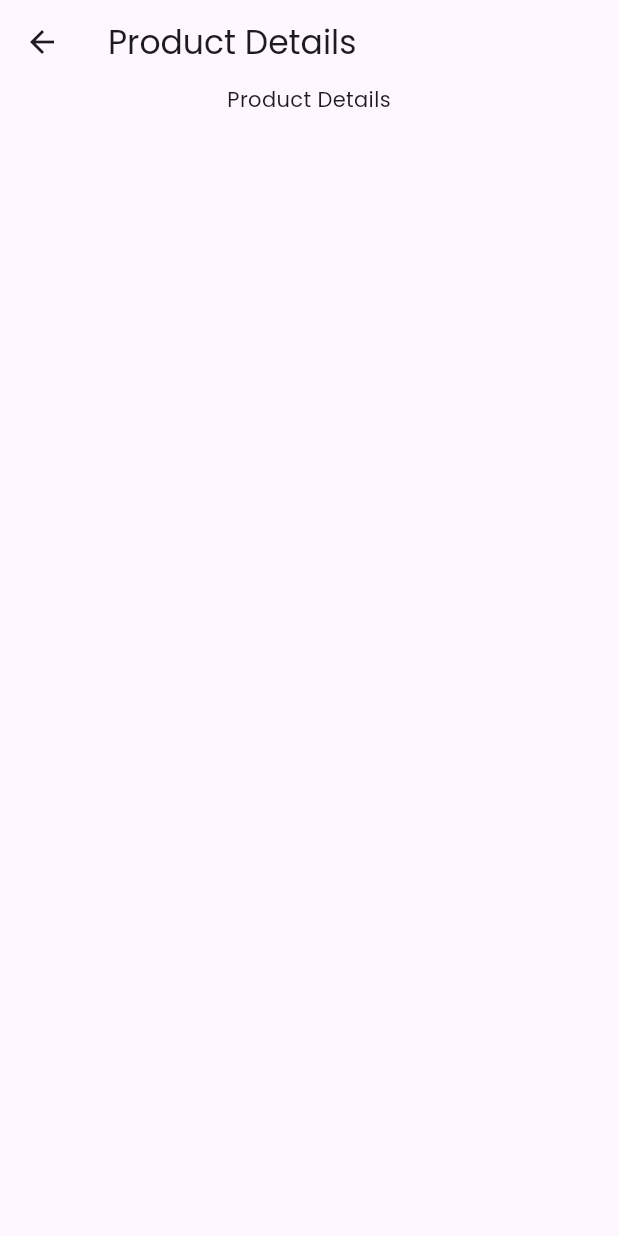
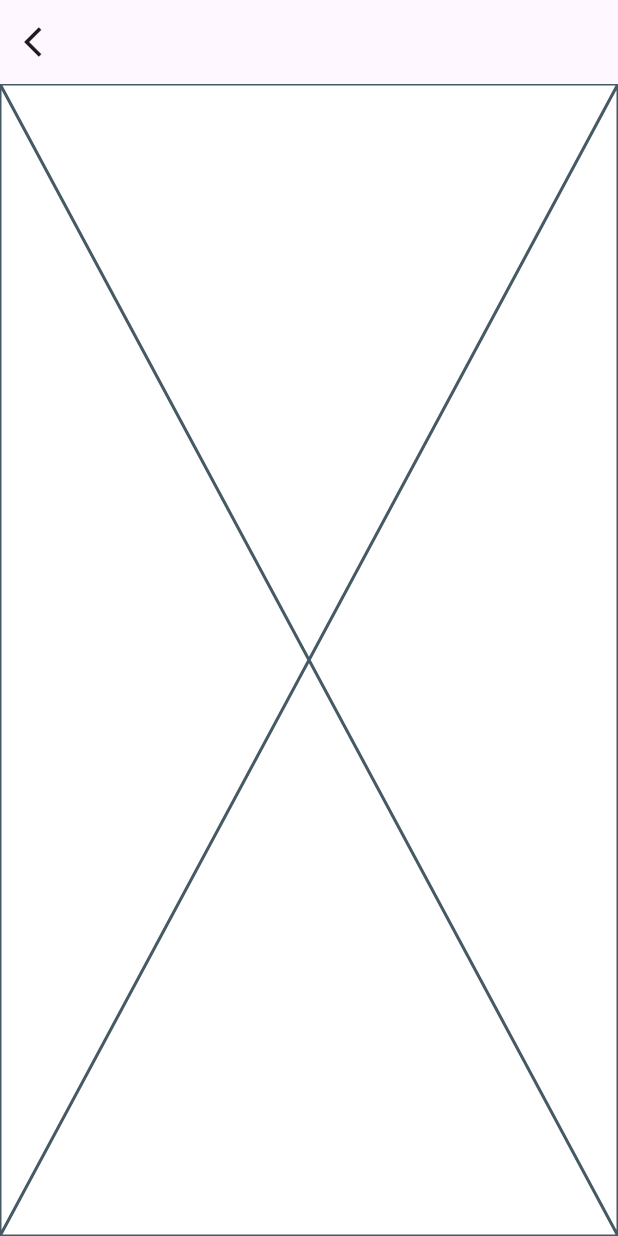
Before and after one commit to graduationproject273/graduatinproject, a Flutter app: the ProductDetailesView screen opened by its route, on a phone screen of 412 x 824 dp. Run offline on Flutter 3.47's test engine with Material 3 defaults, Android fonts, the light colour scheme and no system bars; our stand-ins replace device_preview, dots_indicator, flutter_screenutil, flutter_slider_drawer, video_player.

Commit message:
add widget products view body

```diff
--- a/lib/featrues/products/presentation/view/product_details_view.dart
+++ b/lib/featrues/products/presentation/view/product_details_view.dart
@@ -1,4 +1,5 @@
 import 'package:flutter/material.dart';
+import 'package:gradution/featrues/products/presentation/view/widgets/products_details_view_body.dart';
 
 class ProductDetailesView extends StatelessWidget {
   const ProductDetailesView({super.key});
@@ -6,16 +7,13 @@ class ProductDetailesView extends StatelessWidget {
   @override
   Widget build(BuildContext context) {
     return Scaffold(
+      backgroundColor: Colors.white,
       appBar: AppBar(
-        title: Text('Product Details'),
+        leading: IconButton(onPressed: (){
+          Navigator.pop(context);
+        }, icon: Icon(Icons.arrow_back_ios),),
       ),
-      body: Column(
-        children: [
-          Center(
-            child: Text('Product Details'),
-          ),
-        ],
-      ),
+      body: ProductsDetailsViewBody(),
     );
   }
 }
--- /dev/null
+++ b/lib/featrues/products/presentation/view/widgets/products_details_view_body.dart
@@ -0,0 +1,10 @@
+import 'package:flutter/material.dart';
+
+class ProductsDetailsViewBody extends StatelessWidget {
+  const ProductsDetailsViewBody({super.key});
+
+  @override
+  Widget build(BuildContext context) {
+    return const Placeholder();
+  }
+}
```
